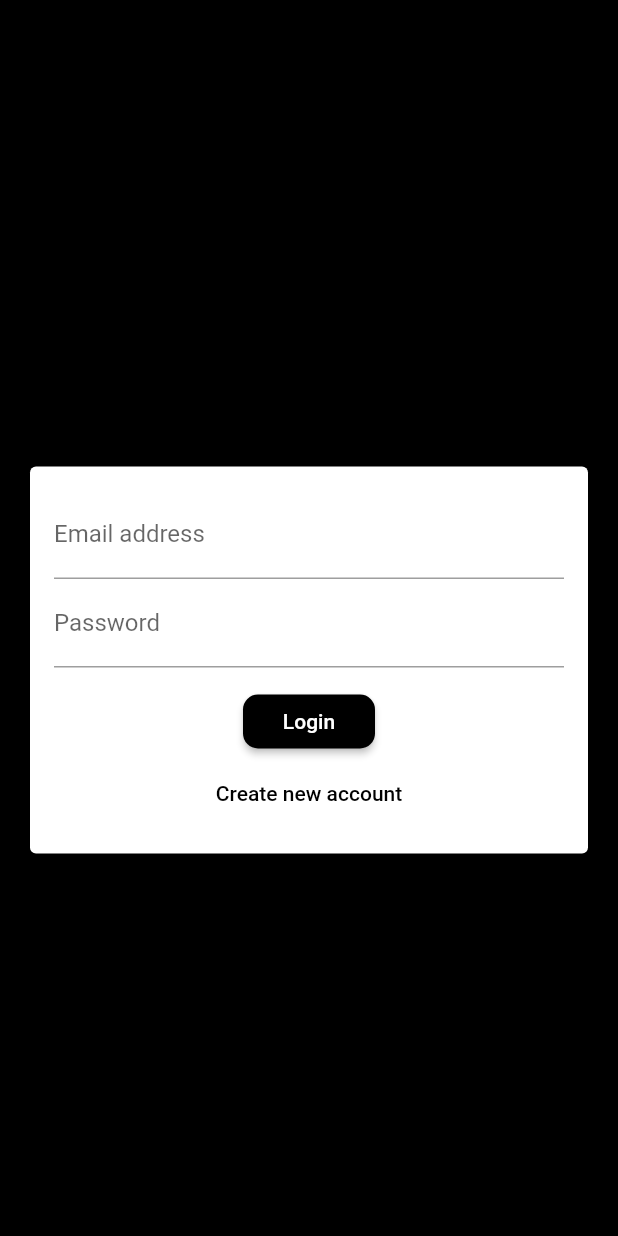
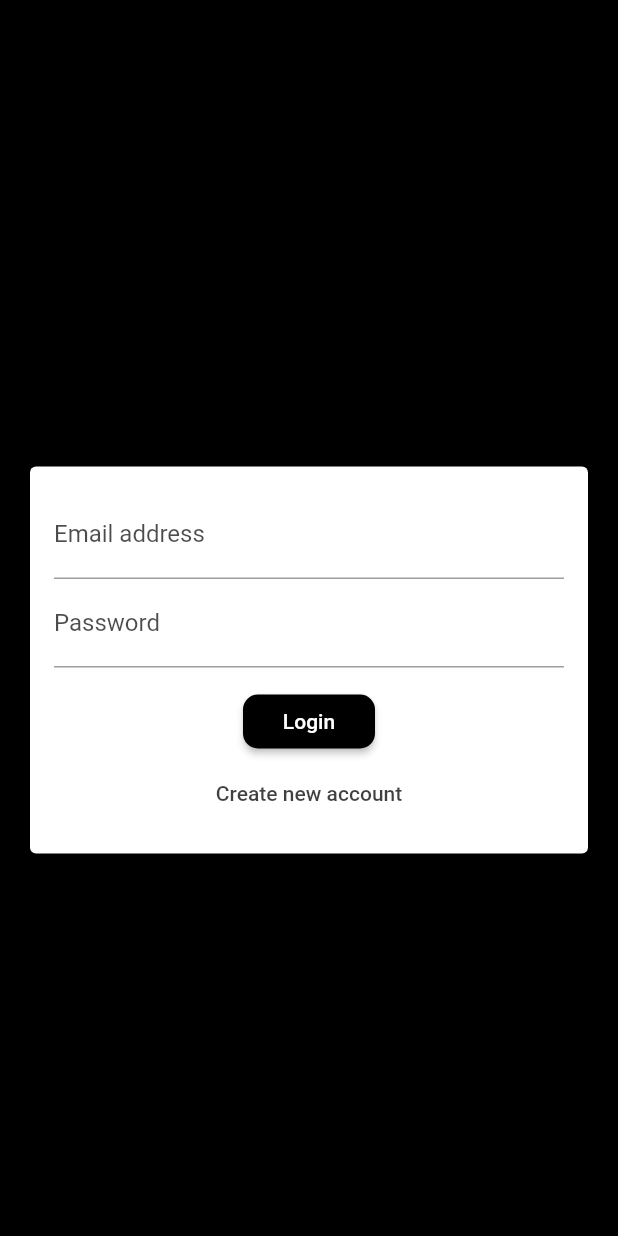
Before and after one commit to itsidohirsh/blackspace, a Flutter app: the screen it shows after launch, on a phone screen of 412 x 824 dp. Run offline on Flutter 3.47's test engine with Material 2 defaults, Android fonts, the phone set to English and light mode, and no system bars; our stand-ins replace cloud_firestore, firebase_auth, firebase_core, firebase_storage, image_picker; accounts and stored records are empty.

Commit message:
ver 1.2 some styling

```diff
--- a/lib/main.dart
+++ b/lib/main.dart
@@ -1,14 +1,14 @@
 import 'package:firebase_auth/firebase_auth.dart';
+import 'package:firebase_core/firebase_core.dart';
 import 'package:flutter/material.dart';
 import 'package:flutter/services.dart';
-import 'package:firebase_core/firebase_core.dart';
 
+import 'screens/Information_screen.dart';
 import 'screens/auth/auth_screen.dart';
 import 'screens/chat/chat_screen.dart';
 import 'screens/chat/user_detail_screen_withOut_button.dart';
 import 'screens/chat/user_details_screen_with_button.dart';
 import 'screens/dm/private_chat_screen.dart';
-import 'screens/Information_screen.dart';
 import 'screens/splash_screen.dart';
 
 void main() async {
@@ -28,7 +28,7 @@ class MyApp extends StatelessWidget {
       title: 'Blackspace',
       theme: ThemeData(
         primaryColor: Colors.black,
-        accentColor: Colors.black,
+        accentColor: Colors.white,
         accentColorBrightness: Brightness.dark,
         buttonTheme: ButtonTheme.of(context).copyWith(
           buttonColor: Colors.black,
--- a/lib/screens/Information_screen.dart
+++ b/lib/screens/Information_screen.dart
@@ -61,6 +61,7 @@ class SettingsScreen extends StatelessWidget {
               ),
             ),
             RaisedButton(
+              color: Theme.of(context).primaryColor,
               child: Text('Sign Out'),
               onPressed: () async {
                 await signOut(context);
--- a/lib/screens/auth/auth_screen.dart
+++ b/lib/screens/auth/auth_screen.dart
@@ -84,7 +84,11 @@ class _AuthScreenState extends State<AuthScreen> {
 
   @override
   Widget build(BuildContext context) {
-    return Scaffold(
+    return GestureDetector(
+      onTap: () {
+        FocusScope.of(context).unfocus();
+      },
+      child: Scaffold(
         appBar: AppBar(
           brightness: Brightness.dark,
         ),
@@ -93,6 +97,7 @@ class _AuthScreenState extends State<AuthScreen> {
           _submitAuthForm,
           _isLoading,
         ),
+      ),
     );
   }
 }
--- a/lib/screens/chat/chat_screen.dart
+++ b/lib/screens/chat/chat_screen.dart
@@ -3,8 +3,8 @@ import 'package:flutter/material.dart';
 import '../../providers/database.dart';
 import '../../widgets/chat/chat_messages.dart';
 import '../../widgets/chat/new_message.dart';
+import '../Information_screen.dart';
 import '../dm/dm_screen.dart';
-import '../Information_screen.dart';
 import '../splash_screen.dart';
 
 class ChatScreen extends StatefulWidget {
--- a/lib/screens/chat/user_details_screen_with_button.dart
+++ b/lib/screens/chat/user_details_screen_with_button.dart
@@ -1,6 +1,6 @@
-import '../../providers/database.dart';
 import 'package:flutter/material.dart';
 
+import '../../providers/database.dart';
 import '../dm/private_chat_screen.dart';
 
 class UserDetailsScreenWithButton extends StatefulWidget {
--- a/lib/widgets/auth/auth_form.dart
+++ b/lib/widgets/auth/auth_form.dart
@@ -1,8 +1,9 @@
-import 'package:flutter/foundation.dart';
 import 'dart:io';
 
+import 'package:flutter/foundation.dart';
 import 'package:flutter/material.dart';
 
+import '../my_loading_indicator.dart';
 import '../pickers/user_image_picker.dart';
 
 class AuthForm extends StatefulWidget {
@@ -88,8 +89,18 @@ class _AuthFormState extends State<AuthForm> {
                       return null;
                     },
                     keyboardType: TextInputType.emailAddress,
+                    cursorColor: Theme.of(context).primaryColor,
                     decoration: InputDecoration(
                       labelText: 'Email address',
+                      labelStyle: TextStyle(
+                        color: Theme.of(context).primaryColor.withOpacity(0.70),
+                      ),
+                      focusedBorder: UnderlineInputBorder(
+                        borderSide: BorderSide(
+                          color:
+                              Theme.of(context).primaryColor.withOpacity(0.70),
+                        ),
+                      ),
                     ),
                     onSaved: (value) {
                       _userEmail = value;
@@ -110,8 +121,20 @@ class _AuthFormState extends State<AuthForm> {
                         }
                         return null;
                       },
+                      cursorColor: Theme.of(context).primaryColor,
                       decoration: InputDecoration(
                         labelText: 'Username',
+                        labelStyle: TextStyle(
+                            color: Theme.of(context)
+                                .primaryColor
+                                .withOpacity(0.70)),
+                        focusedBorder: UnderlineInputBorder(
+                          borderSide: BorderSide(
+                            color: Theme.of(context)
+                                .primaryColor
+                                .withOpacity(0.70),
+                          ),
+                        ),
                       ),
                       onSaved: (value) {
                         _username = value;
@@ -125,8 +148,18 @@ class _AuthFormState extends State<AuthForm> {
                       }
                       return null;
                     },
+                    cursorColor: Theme.of(context).primaryColor,
                     decoration: InputDecoration(
                       labelText: 'Password',
+                      labelStyle: TextStyle(
+                          color:
+                              Theme.of(context).primaryColor.withOpacity(0.70)),
+                      focusedBorder: UnderlineInputBorder(
+                        borderSide: BorderSide(
+                          color:
+                              Theme.of(context).primaryColor.withOpacity(0.70),
+                        ),
+                      ),
                     ),
                     onChanged: (value) {
                       _userPassword = value;
@@ -147,8 +180,20 @@ class _AuthFormState extends State<AuthForm> {
                         }
                         return null;
                       },
+                      cursorColor: Theme.of(context).primaryColor,
                       decoration: InputDecoration(
                         labelText: 'Validate password',
+                        labelStyle: TextStyle(
+                            color: Theme.of(context)
+                                .primaryColor
+                                .withOpacity(0.70)),
+                        focusedBorder: UnderlineInputBorder(
+                          borderSide: BorderSide(
+                            color: Theme.of(context)
+                                .primaryColor
+                                .withOpacity(0.70),
+                          ),
+                        ),
                       ),
                       onSaved: (value) {
                         _userValidatePassword = value;
@@ -158,9 +203,10 @@ class _AuthFormState extends State<AuthForm> {
                   SizedBox(
                     height: 12,
                   ),
-                  if (widget.isLoading) CircularProgressIndicator(),
+                  if (widget.isLoading) MyLoadingIndicator(),
                   if (!widget.isLoading)
                     RaisedButton(
+                      color: Theme.of(context).primaryColor,
                       child: Text(
                         _isLogin ? 'Login' : 'Sign Up',
                       ),
@@ -169,7 +215,8 @@ class _AuthFormState extends State<AuthForm> {
                   if (!kIsWeb)
                     if (!widget.isLoading)
                       FlatButton(
-                        textColor: Theme.of(context).primaryColor,
+                        textColor:
+                            Theme.of(context).primaryColor.withOpacity(0.75),
                         child: Text(
                           _isLogin
                               ? 'Create new account'
--- a/lib/widgets/chat/new_message.dart
+++ b/lib/widgets/chat/new_message.dart
@@ -1,6 +1,6 @@
-import 'package:flutter/material.dart';
 import 'package:cloud_firestore/cloud_firestore.dart';
 import 'package:firebase_auth/firebase_auth.dart';
+import 'package:flutter/material.dart';
 
 class NewMessage extends StatefulWidget {
   @override
@@ -63,9 +63,11 @@ class _NewMessageState extends State<NewMessage> {
                       textCapitalization: TextCapitalization.sentences,
                       autocorrect: true,
                       enableSuggestions: true,
+                      cursorColor: Theme.of(context).primaryColor,
                       decoration: InputDecoration(
-                          hintText: 'Send message...',
-                          border: InputBorder.none),
+                        hintText: 'Send message...',
+                        border: InputBorder.none,
+                      ),
                       onChanged: (value) {
                         setState(() {
                           _enteredMessage = value;
--- a/lib/widgets/dm/chat_room_tile.dart
+++ b/lib/widgets/dm/chat_room_tile.dart
@@ -1,9 +1,8 @@
-import '../my_loading_indicator.dart';
+import 'package:flutter/material.dart';
 
 import '../../providers/database.dart';
-import 'package:flutter/material.dart';
-
 import '../../screens/dm/private_chat_screen.dart';
+import '../my_loading_indicator.dart';
 
 class ChatRoomsTile extends StatefulWidget {
   final String userName;
--- a/lib/widgets/dm/new_private_message.dart
+++ b/lib/widgets/dm/new_private_message.dart
@@ -120,9 +120,11 @@ class _NewPrivateMessageState extends State<NewPrivateMessage> {
                       textCapitalization: TextCapitalization.sentences,
                       autocorrect: true,
                       enableSuggestions: true,
+                      cursorColor: Theme.of(context).primaryColor,
                       decoration: InputDecoration(
-                          hintText: 'Send message...',
-                          border: InputBorder.none),
+                        hintText: 'Send message...',
+                        border: InputBorder.none,
+                      ),
                       onChanged: (value) {
                         setState(() {
                           _enteredMessage = value;
--- a/lib/widgets/my_loading_indicator.dart
+++ b/lib/widgets/my_loading_indicator.dart
@@ -5,7 +5,7 @@ class MyLoadingIndicator extends StatelessWidget {
   Widget build(BuildContext context) {
     return Center(
       child: CircularProgressIndicator(
-        color: Colors.black,
+        color: Theme.of(context).primaryColor,
       ),
     );
   }
```
Lines whose indentation alone changed are shown as unchanged.
